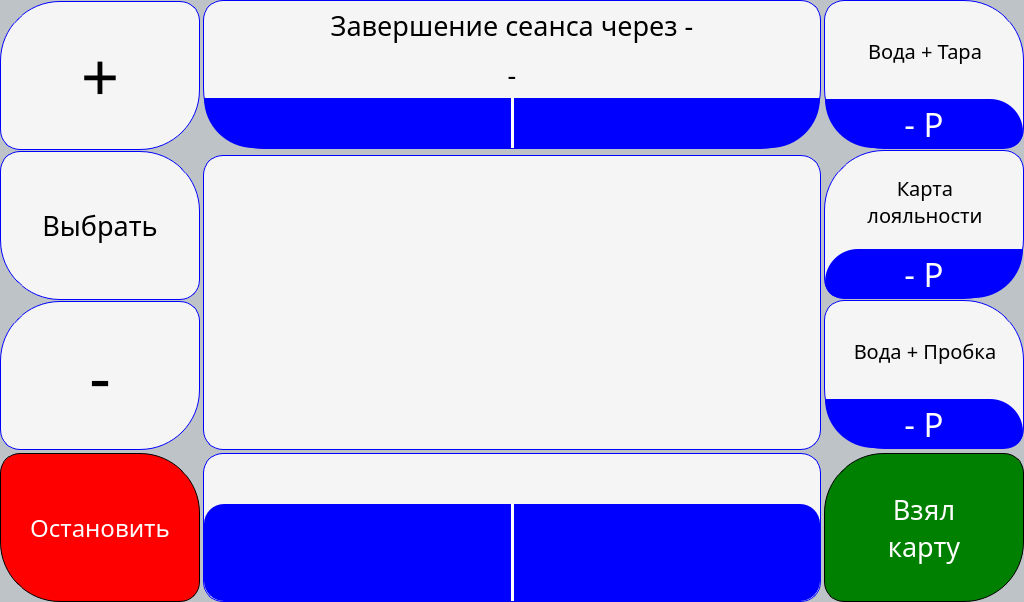
First picture: the form in services/gui/resources/ui_interface/buy_window.ui, repository dmitriymikryukov/vodobox-pro, before the edit.
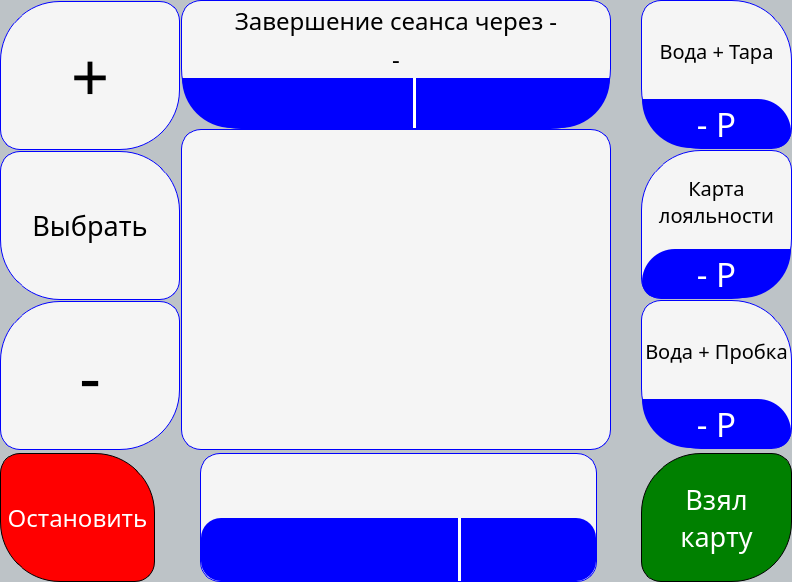
Second picture: the form after the edit. The open tabs and pages were chosen to show the change. Icons and pictures are not drawn.

Commit message: testing buy window

What changed in the file:
```diff
--- a/services/gui/resources/ui_interface/buy_window.ui
+++ b/services/gui/resources/ui_interface/buy_window.ui
@@ -6,14 +6,14 @@
    <rect>
     <x>0</x>
     <y>0</y>
-    <width>1024</width>
-    <height>600</height>
+    <width>792</width>
+    <height>582</height>
    </rect>
   </property>
   <property name="maximumSize">
    <size>
-    <width>1024</width>
-    <height>600</height>
+    <width>950</width>
+    <height>602</height>
    </size>
   </property>
   <property name="windowTitle">
@@ -69,6 +69,12 @@
         <property name="minimumSize">
          <size>
           <width>0</width>
+          <height>129</height>
+         </size>
+        </property>
+        <property name="maximumSize">
+         <size>
+          <width>16777215</width>
           <height>149</height>
          </size>
         </property>
@@ -80,7 +86,7 @@
         </property>
         <layout class="QHBoxLayout" name="horizontalLayout_2">
          <property name="spacing">
-          <number>3</number>
+          <number>0</number>
          </property>
          <property name="leftMargin">
           <number>0</number>
@@ -94,14 +100,8 @@
          <property name="bottomMargin">
           <number>0</number>
          </property>
-         <item>
+         <item alignment="Qt::AlignLeft">
           <widget class="QFrame" name="frame_19">
-           <property name="minimumSize">
-            <size>
-             <width>200</width>
-             <height>149</height>
-            </size>
-           </property>
            <property name="maximumSize">
             <size>
              <width>200</width>
@@ -132,11 +132,23 @@
             </property>
             <item>
              <widget class="QStackedWidget" name="bottom_left_btn_stack_widget">
+              <property name="sizePolicy">
+               <sizepolicy hsizetype="Minimum" vsizetype="Minimum">
+                <horstretch>0</horstretch>
+                <verstretch>0</verstretch>
+               </sizepolicy>
+              </property>
+              <property name="maximumSize">
+               <size>
+                <width>180</width>
+                <height>149</height>
+               </size>
+              </property>
               <property name="styleSheet">
                <string notr="true">background-color: transparent;</string>
               </property>
               <property name="currentIndex">
-               <number>4</number>
+               <number>6</number>
               </property>
               <widget class="QWidget" name="start_pouring_page">
                <layout class="QVBoxLayout" name="verticalLayout_36">
@@ -166,12 +178,6 @@
                     <verstretch>0</verstretch>
                    </sizepolicy>
                   </property>
-                  <property name="minimumSize">
-                   <size>
-                    <width>200</width>
-                    <height>130</height>
-                   </size>
-                  </property>
                   <property name="maximumSize">
                    <size>
                     <width>200</width>
@@ -239,12 +245,6 @@
                     <verstretch>0</verstretch>
                    </sizepolicy>
                   </property>
-                  <property name="minimumSize">
-                   <size>
-                    <width>200</width>
-                    <height>130</height>
-                   </size>
-                  </property>
                   <property name="maximumSize">
                    <size>
                     <width>200</width>
@@ -312,12 +312,6 @@
                     <verstretch>0</verstretch>
                    </sizepolicy>
                   </property>
-                  <property name="minimumSize">
-                   <size>
-                    <width>200</width>
-                    <height>130</height>
-                   </size>
-                  </property>
                   <property name="maximumSize">
                    <size>
                     <width>200</width>
@@ -382,12 +376,6 @@
                     <verstretch>0</verstretch>
                    </sizepolicy>
                   </property>
-                  <property name="minimumSize">
-                   <size>
-                    <width>200</width>
-                    <height>149</height>
-                   </size>
-                  </property>
                   <property name="maximumSize">
                    <size>
                     <width>200</width>
@@ -428,7 +416,14 @@
                 </item>
                </layout>
               </widget>
-              <widget class="QWidget" name="empty_bottom_left_page"/>
+              <widget class="QWidget" name="empty_bottom_left_page">
+               <property name="sizePolicy">
+                <sizepolicy hsizetype="Fixed" vsizetype="Fixed">
+                 <horstretch>0</horstretch>
+                 <verstretch>0</verstretch>
+                </sizepolicy>
+               </property>
+              </widget>
               <widget class="QWidget" name="testing_failed_payment_page">
                <layout class="QVBoxLayout" name="verticalLayout_85">
                 <property name="spacing">
@@ -454,12 +449,6 @@
                     <verstretch>0</verstretch>
                    </sizepolicy>
                   </property>
-                  <property name="minimumSize">
-                   <size>
-                    <width>200</width>
-                    <height>130</height>
-                   </size>
-                  </property>
                   <property name="maximumSize">
                    <size>
                     <width>200</width>
@@ -523,12 +512,6 @@
                     <verstretch>0</verstretch>
                    </sizepolicy>
                   </property>
-                  <property name="minimumSize">
-                   <size>
-                    <width>200</width>
-                    <height>149</height>
-                   </size>
-                  </property>
                   <property name="maximumSize">
                    <size>
                     <width>200</width>
@@ -581,6 +564,9 @@
                 <property name="rightMargin">
                  <number>0</number>
                 </property>
+                <property name="bottomMargin">
+                 <number>0</number>
+                </property>
                 <item>
                  <widget class="QPushButton" name="stop_btn">
                   <property name="sizePolicy">
@@ -589,12 +575,6 @@
                     <verstretch>0</verstretch>
                    </sizepolicy>
                   </property>
-                  <property name="minimumSize">
-                   <size>
-                    <width>200</width>
-                    <height>149</height>
-                   </size>
-                  </property>
                   <property name="maximumSize">
                    <size>
                     <width>200</width>
@@ -638,17 +618,36 @@
            </layout>
           </widget>
          </item>
+         <item>
+          <spacer name="horizontalSpacer_4">
+           <property name="orientation">
+            <enum>Qt::Horizontal</enum>
+           </property>
+           <property name="sizeHint" stdset="0">
+            <size>
+             <width>40</width>
+             <height>20</height>
+            </size>
+           </property>
+          </spacer>
+         </item>
          <item>
           <widget class="QFrame" name="frame_12">
+           <property name="sizePolicy">
+            <sizepolicy hsizetype="Expanding" vsizetype="Preferred">
+             <horstretch>0</horstretch>
+             <verstretch>0</verstretch>
+            </sizepolicy>
+           </property>
            <property name="minimumSize">
             <size>
              <width>0</width>
-             <height>149</height>
+             <height>129</height>
             </size>
            </property>
            <property name="maximumSize">
             <size>
-             <width>16777215</width>
+             <width>430</width>
              <height>149</height>
             </size>
            </property>
@@ -683,18 +682,6 @@
             </property>
             <item>
              <widget class="QStackedWidget" name="consumer_info_bottom_stack_widget">
-              <property name="minimumSize">
-               <size>
-                <width>0</width>
-                <height>50</height>
-               </size>
-              </property>
-              <property name="maximumSize">
-               <size>
-                <width>16777215</width>
-                <height>50</height>
-               </size>
-              </property>
               <property name="styleSheet">
                <string notr="true">background-color: transparent;</string>
               </property>
@@ -961,13 +948,20 @@
           </widget>
          </item>
          <item>
+          <spacer name="horizontalSpacer_3">
+           <property name="orientation">
+            <enum>Qt::Horizontal</enum>
+           </property>
+           <property name="sizeHint" stdset="0">
+            <size>
+             <width>40</width>
+             <height>20</height>
+            </size>
+           </property>
+          </spacer>
+         </item>
+         <item alignment="Qt::AlignRight">
           <widget class="QFrame" name="frame_20">
-           <property name="minimumSize">
-            <size>
-             <width>200</width>
-             <height>149</height>
-            </size>
-           </property>
            <property name="maximumSize">
             <size>
              <width>200</width>
@@ -998,11 +992,17 @@
             </property>
             <item>
              <widget class="QStackedWidget" name="bottom_right_btn_stack_widget">
+              <property name="sizePolicy">
+               <sizepolicy hsizetype="Minimum" vsizetype="Preferred">
+                <horstretch>0</horstretch>
+                <verstretch>0</verstretch>
+               </sizepolicy>
+              </property>
               <property name="styleSheet">
                <string notr="true">background-color: transparent;</string>
               </property>
               <property name="currentIndex">
-               <number>0</number>
+               <number>7</number>
               </property>
               <widget class="QWidget" name="terminate_session_page">
                <layout class="QVBoxLayout" name="verticalLayout_22">
@@ -1029,12 +1029,6 @@
                     <verstretch>0</verstretch>
                    </sizepolicy>
                   </property>
-                  <property name="minimumSize">
-                   <size>
-                    <width>200</width>
-                    <height>130</height>
-                   </size>
-                  </property>
                   <property name="maximumSize">
                    <size>
                     <width>200</width>
@@ -1098,12 +1092,6 @@
                     <verstretch>0</verstretch>
                    </sizepolicy>
                   </property>
-                  <property name="minimumSize">
-                   <size>
-                    <width>200</width>
-                    <height>130</height>
-                   </size>
-                  </property>
                   <property name="maximumSize">
                    <size>
                     <width>200</width>
@@ -1161,12 +1149,6 @@
                 </property>
                 <item>
                  <widget class="QPushButton" name="cancel_payment_btn">
-                  <property name="minimumSize">
-                   <size>
-                    <width>200</width>
-                    <height>149</height>
-                   </size>
-                  </property>
                   <property name="maximumSize">
                    <size>
                     <width>200</width>
@@ -1227,12 +1209,6 @@
                     <verstretch>0</verstretch>
                    </sizepolicy>
                   </property>
-                  <property name="minimumSize">
-                   <size>
-                    <width>200</width>
-                    <height>130</height>
-                   </size>
-                  </property>
                   <property name="maximumSize">
                    <size>
                     <width>200</width>
@@ -1301,12 +1277,6 @@
                     <verstretch>0</verstretch>
                    </sizepolicy>
                   </property>
-                  <property name="minimumSize">
-                   <size>
-                    <width>200</width>
-                    <height>149</height>
-                   </size>
-                  </property>
                   <property name="maximumSize">
                    <size>
                     <width>200</width>
@@ -1380,12 +1350,6 @@
                     <verstretch>0</verstretch>
                    </sizepolicy>
                   </property>
-                  <property name="minimumSize">
-                   <size>
-                    <width>200</width>
-                    <height>149</height>
-                   </size>
-                  </property>
                   <property name="maximumSize">
                    <size>
                     <width>200</width>
@@ -1460,12 +1424,6 @@
                     <verstretch>0</verstretch>
                    </sizepolicy>
                   </property>
-                  <property name="minimumSize">
-                   <size>
-                    <width>200</width>
-                    <height>149</height>
-                   </size>
-                  </property>
                   <property name="maximumSize">
                    <size>
                     <width>200</width>
@@ -1540,12 +1498,6 @@
                     <verstretch>0</verstretch>
                    </sizepolicy>
                   </property>
-                  <property name="minimumSize">
-                   <size>
-                    <width>200</width>
-                    <height>149</height>
-                   </size>
-                  </property>
                   <property name="maximumSize">
                    <size>
                     <width>200</width>
@@ -1634,16 +1586,10 @@
           <widget class="QFrame" name="frame_6">
            <property name="minimumSize">
             <size>
-             <width>200</width>
+             <width>180</width>
              <height>0</height>
             </size>
            </property>
-           <property name="maximumSize">
-            <size>
-             <width>200</width>
-             <height>16777215</height>
-            </size>
-           </property>
            <property name="frameShape">
             <enum>QFrame::NoFrame</enum>
            </property>
@@ -1693,12 +1639,6 @@
                 </property>
                 <item>
                  <widget class="QPushButton" name="plus_btn">
-                  <property name="minimumSize">
-                   <size>
-                    <width>200</width>
-                    <height>149</height>
-                   </size>
-                  </property>
                   <property name="maximumSize">
                    <size>
                     <width>200</width>
@@ -1788,7 +1728,7 @@
                     <widget class="QPushButton" name="plug_ltr_btn">
                      <property name="minimumSize">
                       <size>
-                       <width>200</width>
+                       <width>0</width>
                        <height>100</height>
                       </size>
                      </property>
@@ -1908,8 +1848,8 @@
                  <widget class="QPushButton" name="choose_ltr_btn">
                   <property name="minimumSize">
                    <size>
-                    <width>200</width>
-                    <height>130</height>
+                    <width>0</width>
+                    <height>149</height>
                    </size>
                   </property>
                   <property name="maximumSize">
@@ -1967,12 +1907,6 @@
                   <property name="enabled">
                    <bool>true</bool>
                   </property>
-                  <property name="minimumSize">
-                   <size>
-                    <width>200</width>
-                    <height>149</height>
-                   </size>
-                  </property>
                   <property name="maximumSize">
                    <size>
                     <width>200</width>
@@ -2032,11 +1966,11 @@
                 </property>
                 <item>
                  <widget class="QPushButton" name="confirm_btn">
-                  <property name="minimumSize">
-                   <size>
-                    <width>200</width>
-                    <height>149</height>
-                   </size>
+                  <property name="sizePolicy">
+                   <sizepolicy hsizetype="Minimum" vsizetype="Expanding">
+                    <horstretch>0</horstretch>
+                    <verstretch>0</verstretch>
+                   </sizepolicy>
                   </property>
                   <property name="maximumSize">
                    <size>
@@ -2092,7 +2026,7 @@
                <string notr="true">background-color: transparent;</string>
               </property>
               <property name="currentIndex">
-               <number>1</number>
+               <number>0</number>
               </property>
               <widget class="QWidget" name="minus_page">
                <layout class="QVBoxLayout" name="verticalLayout_48">
@@ -2115,7 +2049,7 @@
                  <widget class="QPushButton" name="minus_btn">
                   <property name="minimumSize">
                    <size>
-                    <width>200</width>
+                    <width>0</width>
                     <height>149</height>
                    </size>
                   </property>
@@ -2208,7 +2142,7 @@
                     <widget class="QPushButton" name="container_ltr_btn">
                      <property name="minimumSize">
                       <size>
-                       <width>200</width>
+                       <width>0</width>
                        <height>100</height>
                       </size>
                      </property>
@@ -2308,11 +2242,17 @@
             <bool>true</bool>
            </property>
            <property name="sizePolicy">
-            <sizepolicy hsizetype="Preferred" vsizetype="Preferred">
+            <sizepolicy hsizetype="Expanding" vsizetype="Preferred">
              <horstretch>0</horstretch>
              <verstretch>0</verstretch>
             </sizepolicy>
            </property>
+           <property name="maximumSize">
+            <size>
+             <width>430</width>
+             <height>16777215</height>
+            </size>
+           </property>
            <property name="frameShape">
             <enum>QFrame::NoFrame</enum>
            </property>
@@ -2324,13 +2264,13 @@
              <number>0</number>
             </property>
             <property name="leftMargin">
-             <number>3</number>
+             <number>0</number>
             </property>
             <property name="topMargin">
              <number>0</number>
             </property>
             <property name="rightMargin">
-             <number>3</number>
+             <number>0</number>
             </property>
             <property name="bottomMargin">
              <number>0</number>
@@ -2370,7 +2310,7 @@
                  <property name="minimumSize">
                   <size>
                    <width>0</width>
-                   <height>149</height>
+                   <height>129</height>
                   </size>
                  </property>
                  <property name="maximumSize">
@@ -2416,7 +2356,7 @@
                     <property name="font">
                      <font>
                       <family>Rubik</family>
-                      <pointsize>20</pointsize>
+                      <pointsize>18</pointsize>
                      </font>
                     </property>
                     <property name="text">
@@ -2432,7 +2372,7 @@
                     <property name="font">
                      <font>
                       <family>Rubik</family>
-                      <pointsize>20</pointsize>
+                      <pointsize>18</pointsize>
                      </font>
                     </property>
                     <property name="text">
@@ -2445,12 +2385,6 @@
                   </item>
                   <item>
                    <widget class="QFrame" name="frame_17">
-                    <property name="minimumSize">
-                     <size>
-                      <width>0</width>
-                      <height>50</height>
-                     </size>
-                    </property>
                     <property name="maximumSize">
                      <size>
                       <width>16777215</width>
@@ -2758,18 +2692,6 @@
                    <verstretch>0</verstretch>
                   </sizepolicy>
                  </property>
-                 <property name="minimumSize">
-                  <size>
-                   <width>0</width>
-                   <height>298</height>
-                  </size>
-                 </property>
-                 <property name="maximumSize">
-                  <size>
-                   <width>16777215</width>
-                   <height>298</height>
-                  </size>
-                 </property>
                  <property name="styleSheet">
                   <string notr="true"/>
                  </property>
@@ -2801,7 +2723,7 @@
                      <string notr="true">background-color: transparent;</string>
                     </property>
                     <property name="currentIndex">
-                     <number>7</number>
+                     <number>5</number>
                     </property>
                     <widget class="QWidget" name="product_cart_page">
                      <layout class="QVBoxLayout" name="verticalLayout_8">
@@ -2914,12 +2836,6 @@
                                  <property name="orientation">
                                   <enum>Qt::Vertical</enum>
                                  </property>
-                                 <property name="sizeHint" stdset="0">
-                                  <size>
-                                   <width>20</width>
-                                   <height>212</height>
-                                  </size>
-                                 </property>
                                 </spacer>
                                </item>
                               </layout>
@@ -3056,7 +2972,8 @@
                             </font>
                            </property>
                            <property name="text">
-                            <string>Заберите карту лояльности</string>
+                            <string>Заберите карту 
+лояльности</string>
                            </property>
                            <property name="alignment">
                             <set>Qt::AlignCenter</set>
@@ -3274,7 +3191,7 @@
                            <property name="font">
                             <font>
                              <family>Rubik</family>
-                             <pointsize>25</pointsize>
+                             <pointsize>20</pointsize>
                             </font>
                            </property>
                            <property name="text">
@@ -3296,7 +3213,7 @@
                            <property name="font">
                             <font>
                              <family>Rubik</family>
-                             <pointsize>25</pointsize>
+                             <pointsize>20</pointsize>
                             </font>
                            </property>
                            <property name="text">
@@ -3374,7 +3291,7 @@
                             <string notr="true">background-color: transparent;</string>
                            </property>
                            <property name="currentIndex">
-                            <number>2</number>
+                            <number>4</number>
                            </property>
                            <widget class="QWidget" name="qr_payment_page">
                             <layout class="QVBoxLayout" name="verticalLayout_39">
@@ -3477,7 +3394,7 @@
                                   <property name="font">
                                    <font>
                                     <family>Rubik</family>
-                                    <pointsize>25</pointsize>
+                                    <pointsize>20</pointsize>
                                    </font>
                                   </property>
                                   <property name="text">
@@ -3503,7 +3420,7 @@
                                 <string/>
                                </property>
                                <property name="pixmap">
-                                <pixmap>../../../resources/icons/large_failed.svg</pixmap>
+                                <pixmap>C:/Users/resources/icons/large_failed.svg</pixmap>
                                </property>
                                <property name="scaledContents">
                                 <bool>false</bool>
@@ -3523,7 +3440,7 @@
                                 <string/>
                                </property>
                                <property name="pixmap">
-                                <pixmap>../../../resources/icons/large_passed.svg</pixmap>
+                                <pixmap>C:/Users/resources/icons/large_passed.svg</pixmap>
                                </property>
                                <property name="scaledContents">
                                 <bool>false</bool>
@@ -3555,7 +3472,7 @@
                             <string notr="true">background-color: transparent;</string>
                            </property>
                            <property name="currentIndex">
-                            <number>3</number>
+                            <number>4</number>
                            </property>
                            <widget class="QWidget" name="qr_waiting_status_page">
                             <layout class="QVBoxLayout" name="verticalLayout_29">
@@ -3684,7 +3601,7 @@
                                <property name="font">
                                 <font>
                                  <family>Rubik</family>
-                                 <pointsize>20</pointsize>
+                                 <pointsize>18</pointsize>
                                 </font>
                                </property>
                                <property name="text">
@@ -3892,7 +3809,7 @@
                             <string notr="true">background-color: transparent;</string>
                            </property>
                            <property name="currentIndex">
-                            <number>0</number>
+                            <number>2</number>
                            </property>
                            <widget class="QWidget" name="payment_cancel_page">
                             <layout class="QHBoxLayout" name="horizontalLayout">
@@ -3916,7 +3833,7 @@
                                <property name="font">
                                 <font>
                                  <family>Rubik</family>
-                                 <pointsize>20</pointsize>
+                                 <pointsize>18</pointsize>
                                 </font>
                                </property>
                                <property name="text">
@@ -3952,7 +3869,7 @@
                                <property name="font">
                                 <font>
                                  <family>Rubik</family>
-                                 <pointsize>16</pointsize>
+                                 <pointsize>18</pointsize>
                                 </font>
                                </property>
                                <property name="text">
@@ -4030,12 +3947,6 @@
                            <property name="orientation">
                             <enum>Qt::Horizontal</enum>
                            </property>
-                           <property name="sizeHint" stdset="0">
-                            <size>
-                             <width>156</width>
-                             <height>20</height>
-                            </size>
-                           </property>
                           </spacer>
                          </item>
                          <item>
@@ -4083,12 +3994,6 @@
                            <property name="orientation">
                             <enum>Qt::Horizontal</enum>
                            </property>
-                           <property name="sizeHint" stdset="0">
-                            <size>
-                             <width>156</width>
-                             <height>20</height>
-                            </size>
-                           </property>
                           </spacer>
                          </item>
                         </layout>
@@ -4111,16 +4016,10 @@
           <widget class="QFrame" name="frame_5">
            <property name="minimumSize">
             <size>
-             <width>200</width>
+             <width>10</width>
              <height>0</height>
             </size>
            </property>
-           <property name="maximumSize">
-            <size>
-             <width>200</width>
-             <height>16777215</height>
-            </size>
-           </property>
            <property name="frameShape">
             <enum>QFrame::NoFrame</enum>
            </property>
@@ -4147,7 +4046,7 @@
              <widget class="QStackedWidget" name="top_right_btn_stack_widget">
               <property name="minimumSize">
                <size>
-                <width>200</width>
+                <width>0</width>
                 <height>149</height>
                </size>
               </property>
@@ -4184,7 +4083,7 @@
                  <widget class="QFrame" name="frame_15">
                   <property name="minimumSize">
                    <size>
-                    <width>200</width>
+                    <width>0</width>
                     <height>149</height>
                    </size>
                   </property>
@@ -4236,7 +4135,7 @@
                      </property>
                      <property name="minimumSize">
                       <size>
-                       <width>200</width>
+                       <width>0</width>
                        <height>100</height>
                       </size>
                      </property>
@@ -4337,7 +4236,7 @@
                  <widget class="QPushButton" name="cash_or_loyal_card_btn">
                   <property name="minimumSize">
                    <size>
-                    <width>200</width>
+                    <width>0</width>
                     <height>149</height>
                    </size>
                   </property>
@@ -4395,7 +4294,7 @@
              <widget class="QStackedWidget" name="top_right_second_stack_widget">
               <property name="minimumSize">
                <size>
-                <width>200</width>
+                <width>0</width>
                 <height>149</height>
                </size>
               </property>
@@ -4432,7 +4331,7 @@
                  <widget class="QPushButton" name="top_up_card_btn">
                   <property name="minimumSize">
                    <size>
-                    <width>200</width>
+                    <width>0</width>
                     <height>149</height>
                    </size>
                   </property>
@@ -4491,7 +4390,7 @@
                  <widget class="QFrame" name="frame_14">
                   <property name="minimumSize">
                    <size>
-                    <width>200</width>
+                    <width>0</width>
                     <height>149</height>
                    </size>
                   </property>
@@ -4544,7 +4443,7 @@
                      </property>
                      <property name="minimumSize">
                       <size>
-                       <width>200</width>
+                       <width>0</width>
                        <height>100</height>
                       </size>
                      </property>
@@ -4646,7 +4545,7 @@
                  <widget class="QPushButton" name="qr_btn">
                   <property name="minimumSize">
                    <size>
-                    <width>200</width>
+                    <width>0</width>
                     <height>149</height>
                    </size>
                   </property>
@@ -4740,7 +4639,7 @@
                  <widget class="QFrame" name="frame_16">
                   <property name="minimumSize">
                    <size>
-                    <width>200</width>
+                    <width>0</width>
                     <height>149</height>
                    </size>
                   </property>
@@ -4793,7 +4692,7 @@
                      </property>
                      <property name="minimumSize">
                       <size>
-                       <width>200</width>
+                       <width>0</width>
                        <height>100</height>
                       </size>
                      </property>
@@ -4896,7 +4795,7 @@
                  <widget class="QPushButton" name="bank_card_btn">
                   <property name="minimumSize">
                    <size>
-                    <width>200</width>
+                    <width>0</width>
                     <height>149</height>
                    </size>
                   </property>
```
The commit also changes 3 other files.
